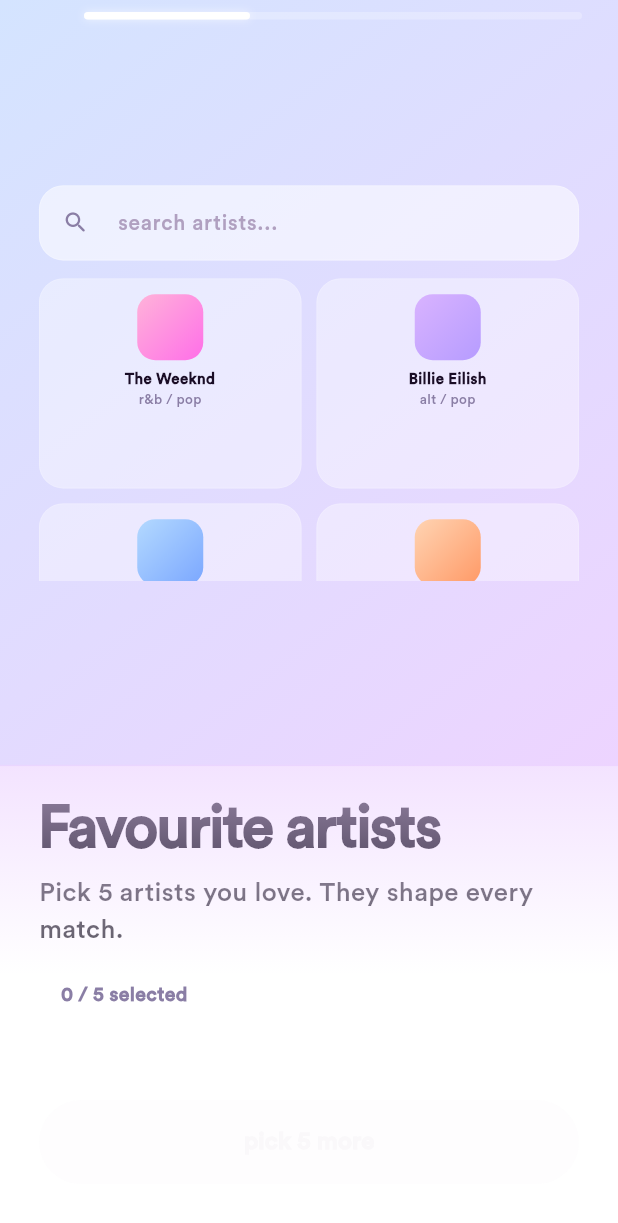
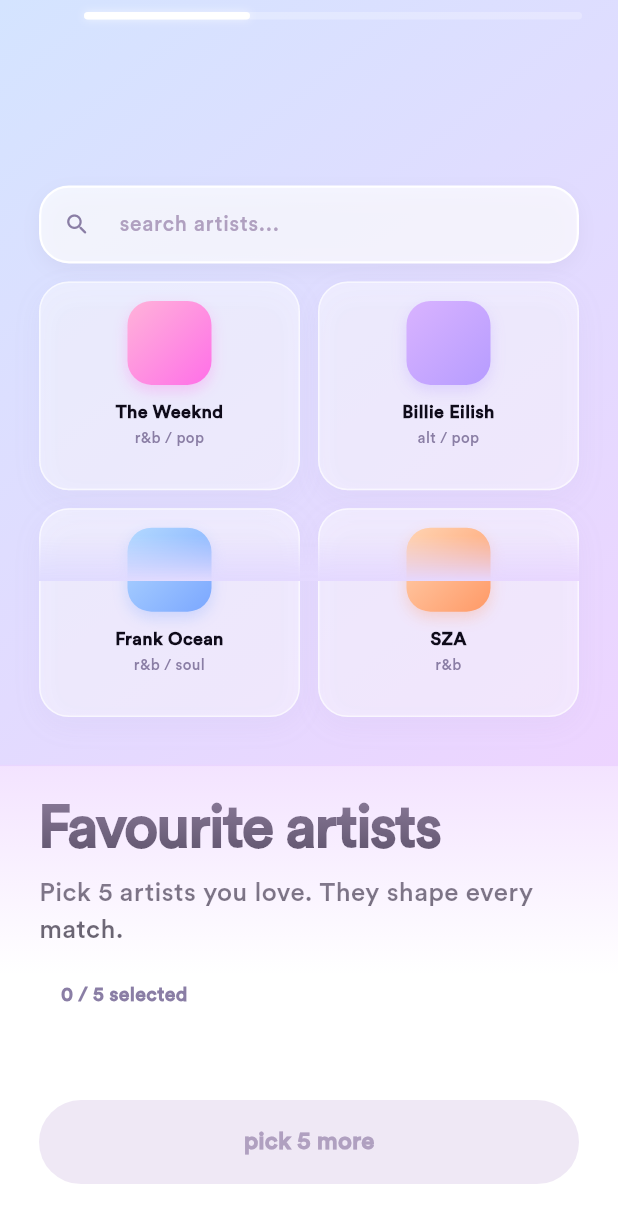
Before and after one commit to Ianblaze/WavApp, a Flutter app: the _OnboardingShell screen opened directly, swiped to page 3, on a phone screen of 412 x 824 dp. Shown: the top 1223 px of the screen. Run offline on Flutter 3.47's test engine with Material 3 defaults, Android fonts, the phone set to English and light mode, and no system bars; our stand-ins replace audioplayers, cloud_firestore, country_code_picker, firebase_auth, firebase_core, firebase_storage and 6 more; accounts and stored records are empty; project files that could hold a hidden picture were left out.

Commit message:
feat: polish artist step UI with premium styling and gradient masking

```diff
--- a/lib/onboarding/steps/artist_step.dart
+++ b/lib/onboarding/steps/artist_step.dart
@@ -48,10 +48,17 @@
               // Search box
               Container(
                 decoration: BoxDecoration(
-                  color: Colors.white.withOpacity(0.55),
-                  borderRadius: BorderRadius.circular(16),
+                  color: Colors.white.withOpacity(0.7),
+                  borderRadius: BorderRadius.circular(20),
+                  boxShadow: [
+                    BoxShadow(
+                      color: const Color(0xFF8A7EA5).withOpacity(0.1),
+                      blurRadius: 10,
+                      offset: const Offset(0, 4),
+                    ),
+                  ],
                   border: Border.all(
-                      color: Colors.white.withOpacity(0.4), width: 0.5),
+                      color: Colors.white, width: 1.5),
                 ),
                 child: TextField(
                   onChanged: (v) => setState(() => _query = v),
@@ -73,12 +80,23 @@
               const SizedBox(height: 12),
               // Artist grid
               Expanded(
+                child: ShaderMask(
+                  shaderCallback: (Rect bounds) {
+                    return LinearGradient(
+                      begin: Alignment.topCenter,
+                      end: Alignment.bottomCenter,
+                      colors: [Colors.white, Colors.white, Colors.white.withOpacity(0.0)],
+                      stops: const [0.0, 0.85, 1.0],
+                    ).createShader(bounds);
+                  },
+                  blendMode: BlendMode.dstIn,
                   child: GridView.builder(
-                  padding: EdgeInsets.zero,
+                    padding: const EdgeInsets.only(bottom: 20),
+                    clipBehavior: Clip.none,
                     gridDelegate: SliverGridDelegateWithFixedCrossAxisCount(
                       crossAxisCount: 2,
-                    crossAxisSpacing: 10,
-                    mainAxisSpacing: 10,
+                      crossAxisSpacing: 12,
+                      mainAxisSpacing: 12,
                       childAspectRatio: dynamicAspectRatio,
                     ),
                   itemCount: _filtered.length,
@@ -91,6 +109,7 @@
                           context.read<OnboardingController>().toggleArtist(a.name),
                     );
                   },
+                ),
                 ),
               ),
             ],
@@ -122,13 +141,12 @@
           ),
           cta: SizedBox(
             width: double.infinity, height: 56,
-            child: AnimatedOpacity(
-              duration: const Duration(milliseconds: 200),
-              opacity: done ? 1.0 : 0.5,
             child: ElevatedButton(
               style: ElevatedButton.styleFrom(
                 backgroundColor: const Color(0xFFFFB3D9),
                 foregroundColor: const Color(0xFF4B1528),
+                disabledBackgroundColor: const Color(0xFFEFE8F5),
+                disabledForegroundColor: const Color(0xFFB0A0C0),
                 shape: RoundedRectangleBorder(
                     borderRadius: BorderRadius.circular(28)),
                 elevation: 0,
@@ -144,7 +162,6 @@
               ),
             ),
           ),
-          ),
         );
       },
     );
--- a/lib/onboarding/widgets/artist_card.dart
+++ b/lib/onboarding/widgets/artist_card.dart
@@ -50,69 +50,90 @@
         onTap: () { _ctrl.forward(from: 0); widget.onTap(); },
         child: AnimatedContainer(
           duration: const Duration(milliseconds: 200),
-          padding: const EdgeInsets.all(10),
+          padding: const EdgeInsets.all(12),
           decoration: BoxDecoration(
             color: widget.selected
-                ? Colors.white.withOpacity(0.72)
-                : Colors.white.withOpacity(0.38),
-            borderRadius: BorderRadius.circular(16),
+                ? Colors.white.withOpacity(0.85)
+                : Colors.white.withOpacity(0.45),
+            borderRadius: BorderRadius.circular(20),
+            boxShadow: [
+              BoxShadow(
+                color: widget.selected
+                  ? const Color(0xFFFF99CC).withOpacity(0.2)
+                  : const Color(0xFF8A7EA5).withOpacity(0.05),
+                blurRadius: 15,
+                offset: const Offset(0, 6),
+              )
+            ],
             border: Border.all(
               color: widget.selected
                   ? const Color(0xFFFF99CC)
-                  : Colors.white.withOpacity(0.25),
-              width: widget.selected ? 1.5 : 0.5,
+                  : Colors.white.withOpacity(0.6),
+              width: widget.selected ? 2.0 : 1.0,
             ),
           ),
           child: Column(
             mainAxisSize: MainAxisSize.min,
             children: [
               Stack(
+                clipBehavior: Clip.none,
+                alignment: Alignment.center,
                 children: [
                   Container(
-                    width: 44,
-                    height: 44,
+                    width: 56,
+                    height: 56,
                     decoration: BoxDecoration(
                       gradient: LinearGradient(
                         begin: Alignment.topLeft,
                         end: Alignment.bottomRight,
                         colors: [c1, c2],
                       ),
-                      borderRadius: BorderRadius.circular(12),
+                      borderRadius: BorderRadius.circular(16),
+                      boxShadow: [
+                         BoxShadow(
+                           color: c2.withOpacity(0.3),
+                           blurRadius: 8,
+                           offset: const Offset(0, 4),
+                         )
+                      ],
                     ),
                   ),
                   if (widget.selected)
                     Positioned(
-                      top: 2, right: 2,
+                      top: -4, right: -4,
                       child: Container(
-                        width: 16, height: 16,
-                        decoration: const BoxDecoration(
-                          color: Color(0xFFFF99CC),
+                        width: 20, height: 20,
+                        decoration: BoxDecoration(
+                          color: const Color(0xFFFF99CC),
                           shape: BoxShape.circle,
+                          border: Border.all(color: Colors.white, width: 2),
                         ),
                         child: const Icon(Icons.check,
-                            size: 10, color: Colors.white),
+                            size: 12, color: Colors.white),
                       ),
                     ),
                 ],
               ),
-              const SizedBox(height: 6),
+              const SizedBox(height: 10),
               Text(
                 a.name,
                 style: const TextStyle(
                   fontFamily: 'Circular',
-                  fontSize: 10,
-                  fontWeight: FontWeight.w700,
-                  color: Color(0xFF1A0D26),
+                  fontSize: 12,
+                  fontWeight: FontWeight.w800,
+                  color: Color(0xFF0F0B1A),
                 ),
                 textAlign: TextAlign.center,
-                maxLines: 2,
+                maxLines: 1,
                 overflow: TextOverflow.ellipsis,
               ),
+              const SizedBox(height: 2),
               Text(
                 a.genre,
                 style: const TextStyle(
                   fontFamily: 'Circular',
-                  fontSize: 9,
+                  fontSize: 10,
+                  fontWeight: FontWeight.w500,
                   color: Color(0xFF8A7EA5),
                 ),
                 textAlign: TextAlign.center,
```
Lines whose indentation alone changed are shown as unchanged.
